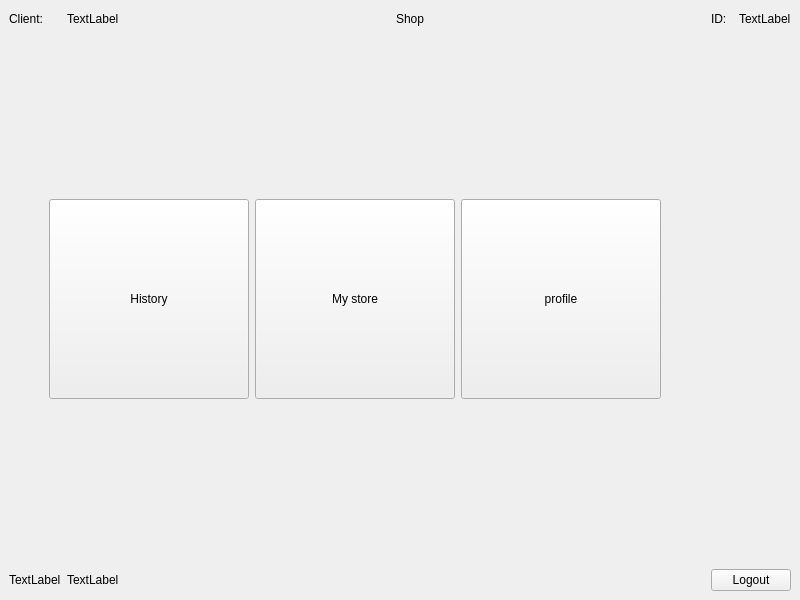
This is Stor/clientpage.ui in AP-projects-4001/IUT-s-crackpots as Qt 5 draws it before an edit. The edited form follows.
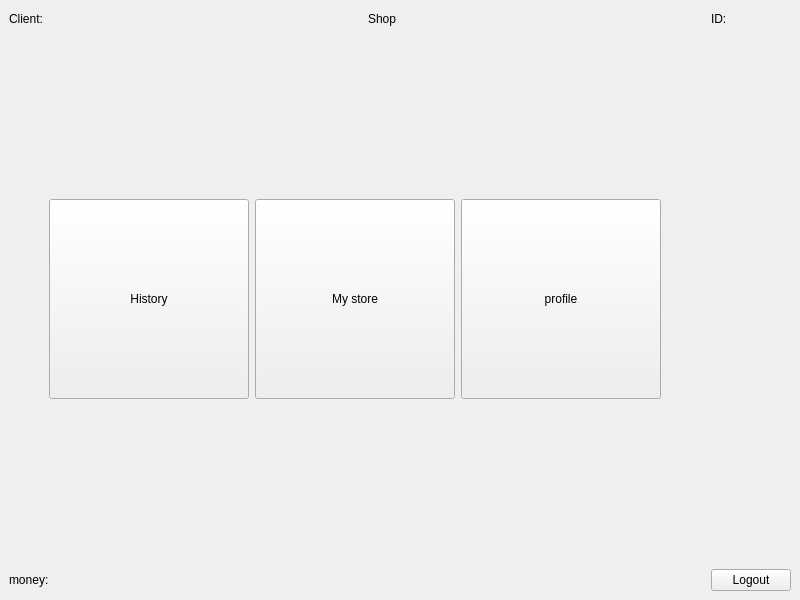
This is the edited form.

What changed in the file:
```diff
--- a/Stor/clientpage.ui
+++ b/Stor/clientpage.ui
@@ -27,7 +27,7 @@
       <item>
        <widget class="QLabel" name="label_4">
         <property name="text">
-         <string>TextLabel</string>
+         <string/>
         </property>
        </widget>
       </item>
@@ -72,7 +72,7 @@
       <item>
        <widget class="QLabel" name="label_2">
         <property name="text">
-         <string>TextLabel</string>
+         <string/>
         </property>
        </widget>
       </item>
@@ -112,14 +112,14 @@
       <item>
        <widget class="QLabel" name="label_5">
         <property name="text">
-         <string>TextLabel</string>
+         <string>money:</string>
         </property>
        </widget>
       </item>
       <item>
        <widget class="QLabel" name="label_6">
         <property name="text">
-         <string>TextLabel</string>
+         <string/>
         </property>
        </widget>
       </item>
```
Left out of the diff: 8 changed lines with no effect on the pictures.
